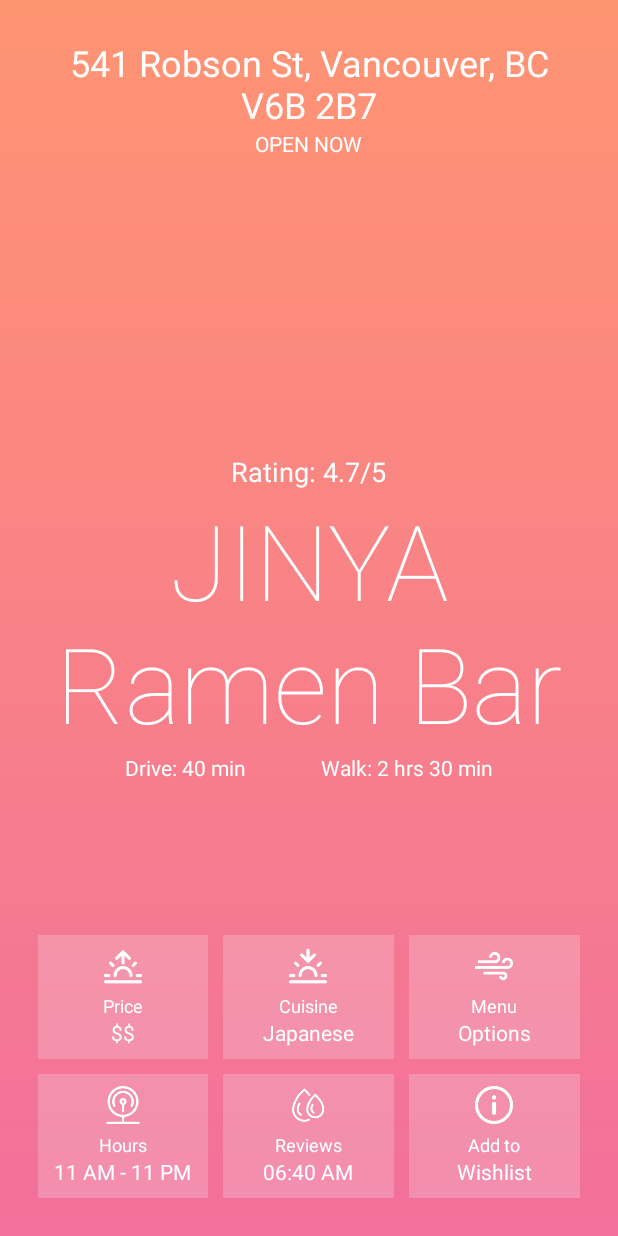
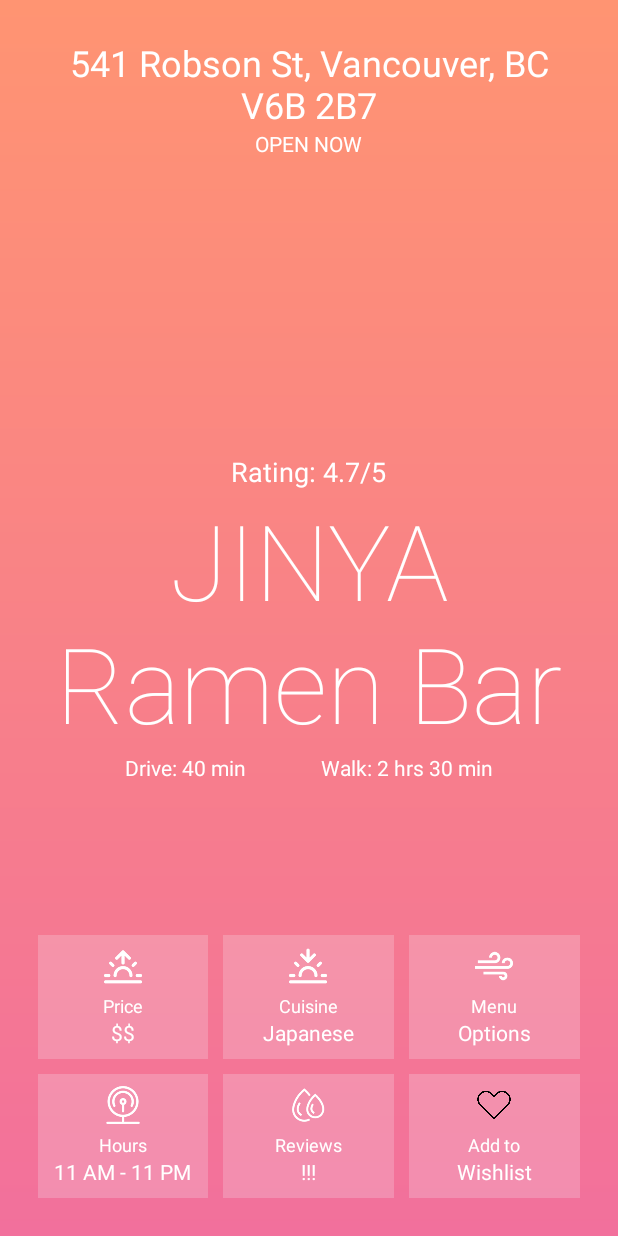
Before and after one commit to jennaolee/FoodApp, an Android app: the screen it shows after launch (MainActivity), on a phone screen of 412 x 824 dp. Run offline under Robolectric (Android 15) with nearby library versions, the phone set to English and light mode, and no system bars.

Commit message:
Updated activity_main.xml and added heart.png

```diff
--- a/app/src/main/res/layout/activity_main.xml
+++ b/app/src/main/res/layout/activity_main.xml
@@ -183,15 +183,19 @@
                         android:textSize="12sp" />
                     <TextView android:id="@+id/humidity" android:layout_width="wrap_content"
                         android:layout_height="wrap_content" android:textSize="14sp"
-                        android:text="06:40 AM"/>
+                        android:text="!!!"/>
                 </LinearLayout>
                 <Space android:layout_width="10dp" android:layout_height="wrap_content"/>
                 <LinearLayout android:layout_width="0dp" android:layout_height="wrap_content"
                     android:orientation="vertical" android:layout_weight="1"
                     android:gravity="center" android:padding="8dp"
                     android:background="#3CF1EBF1">
-                    <ImageView android:layout_width="25dp" android:layout_height="25dp"
-                        android:src="@drawable/info"
+
+                    <ImageButton
+                        android:layout_width="25dp"
+                        android:layout_height="25dp"
+                        android:foreground="@drawable/heart"
+                        android:background="@null"
                         app:tint="#FFFFFF" />
                     <Space android:layout_width="wrap_content" android:layout_height="5dp"/>
 
```
Also changed, not shown: app/src/main/res/drawable/heart.png (added).
